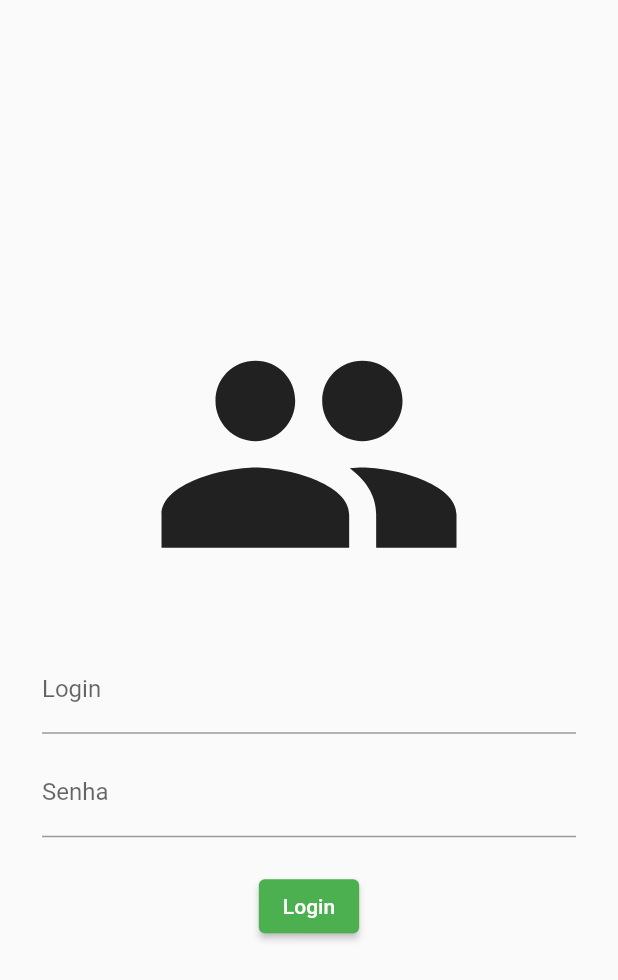
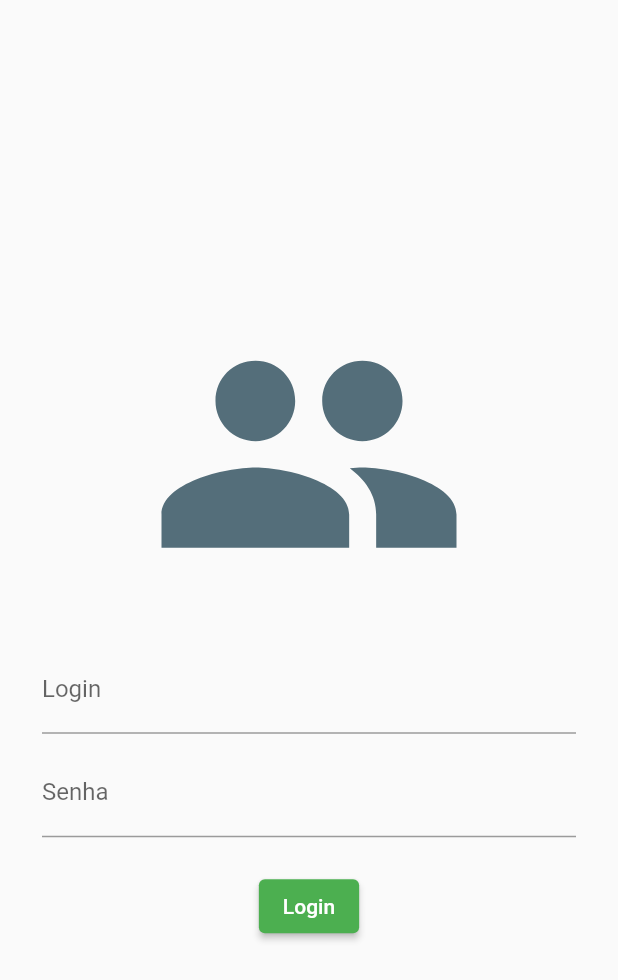
Before and after one commit to FelCarv01/FLUTTER-NV1, a Flutter app: the screen it shows after launch, on a phone screen of 412 x 824 dp. Shown: the top 980 px of the screen. Run offline on Flutter 3.47's test engine with Material 2 defaults, Android fonts, the phone set to English and light mode, and no system bars.

Commit message:
criado home e o controller do login

```diff
--- /dev/null
+++ b/lib/controllers/login_Controller.dart
@@ -0,0 +1,20 @@
+// ignore_for_file: file_names
+
+import 'package:flutter/material.dart';
+
+class LoginController {
+  ValueNotifier<bool> inloader = ValueNotifier<bool>(false);
+
+  String? _login;
+  setLogin(String value) => _login = value;
+
+  String? _pass;
+  setPass(String value) => _pass = value;
+
+  Future<bool> auth() async {
+    inloader.value = true;
+    await Future.delayed(const Duration(seconds: 2));
+    inloader.value = false;
+    return _login == 'admin' && _pass == '123';
+  }
+}
--- a/lib/main.dart
+++ b/lib/main.dart
@@ -1,4 +1,5 @@
 import 'package:flutter/material.dart';
+import 'package:projeto01/pages/home_page.dart';
 import 'package:projeto01/pages/login_page.dart';
 import 'package:projeto01/pages/splash_page.dart';
 
@@ -13,6 +14,7 @@ class MyApp extends StatelessWidget {
   @override
   Widget build(BuildContext context) {
     return MaterialApp(
+      debugShowCheckedModeBanner: false,
       title: 'Flutter Demo',
       theme: ThemeData(
         primarySwatch: Colors.green,
@@ -20,7 +22,8 @@ class MyApp extends StatelessWidget {
       initialRoute: '/splash',
       routes: {
         '/splash': (_) => const SplashPage(),
-        'login': (_) => const LoginPage(),
+        'login': (_) => LoginPage(),
+        '/home': (_) => const HomePage(),
       },
     );
   }
--- a/lib/pages/login_page.dart
+++ b/lib/pages/login_page.dart
@@ -1,7 +1,10 @@
 import 'package:flutter/material.dart';
+import 'package:projeto01/controllers/login_Controller.dart';
 
 class LoginPage extends StatelessWidget {
-  const LoginPage({Key? key}) : super(key: key);
+  final LoginController _controller = LoginController();
+
+  LoginPage({Key? key}) : super(key: key);
 
   @override
   Widget build(BuildContext context) {
@@ -12,28 +15,56 @@ class LoginPage extends StatelessWidget {
           crossAxisAlignment: CrossAxisAlignment.center,
           mainAxisAlignment: MainAxisAlignment.center,
           children: [
-            Icon(Icons.people, size: MediaQuery.of(context).size.height * 0.26),
+            Icon(Icons.people,
+                color: Colors.blueGrey[600],
+                size: MediaQuery.of(context).size.height * 0.26),
             const SizedBox(
               height: 20,
             ),
-            const TextField(
-              decoration: InputDecoration(
+            TextField(
+              onChanged: _controller.setLogin,
+              decoration: const InputDecoration(
                 label: Text('Login'),
               ),
             ),
             const SizedBox(
               height: 10,
             ),
-            const TextField(
+            TextField(
               obscureText: true,
-              decoration: InputDecoration(
+              onChanged: _controller.setPass,
+              decoration: const InputDecoration(
                 label: Text('Senha'),
               ),
             ),
             const SizedBox(
               height: 22,
             ),
-            ElevatedButton(onPressed: () {}, child: const Text('Login'))
+            ValueListenableBuilder<bool>(
+              valueListenable: _controller.inloader,
+              builder: (_, inloader, __) => inloader
+                  ? const CircularProgressIndicator()
+                  : ElevatedButton(
+                      onPressed: () {
+                        _controller.auth().then((result) {
+                          if (result) {
+                            Navigator.of(context).pushReplacementNamed('/home');
+                          } else {
+                            ScaffoldMessenger.of(context)
+                                .showSnackBar(const SnackBar(
+                              backgroundColor: Colors.red,
+                              duration: Duration(seconds: 3),
+                              content: Text(
+                                'Login ou senha incorretos!',
+                                textAlign: TextAlign.center,
+                              ),
+                            ));
+                          }
+                        });
+                      },
+                      child: const Text('Login'),
+                    ),
+            ),
           ],
         ),
       ),
```
Also changed, not shown: lib/pages/home_page.dart (added, +10 -0 lines).
